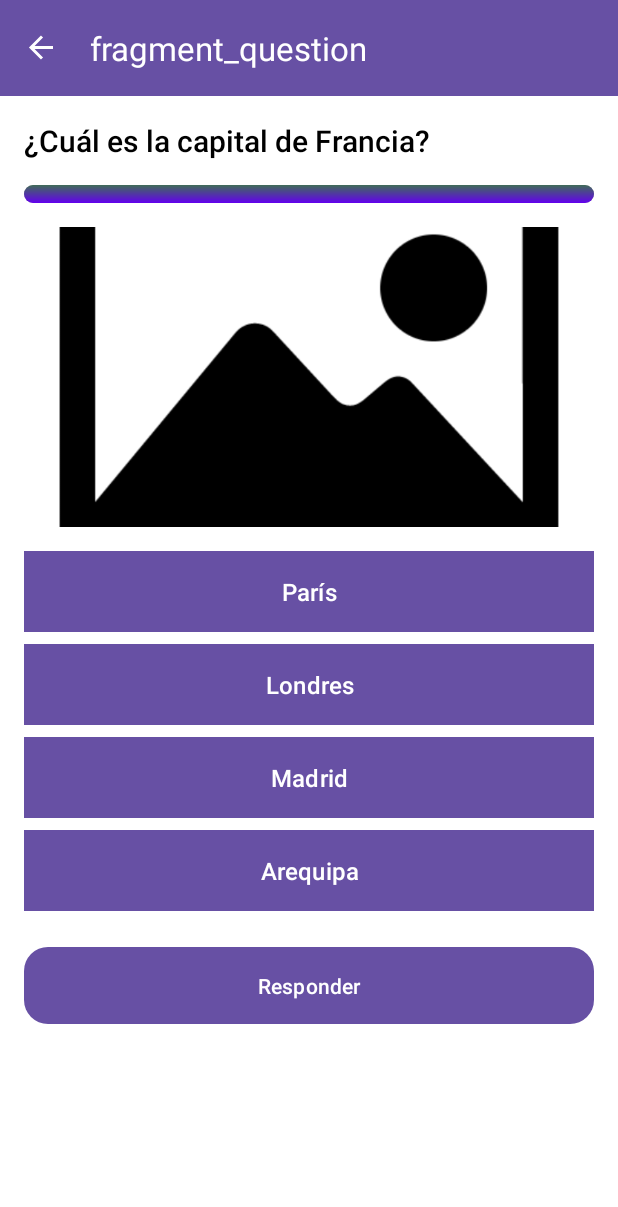
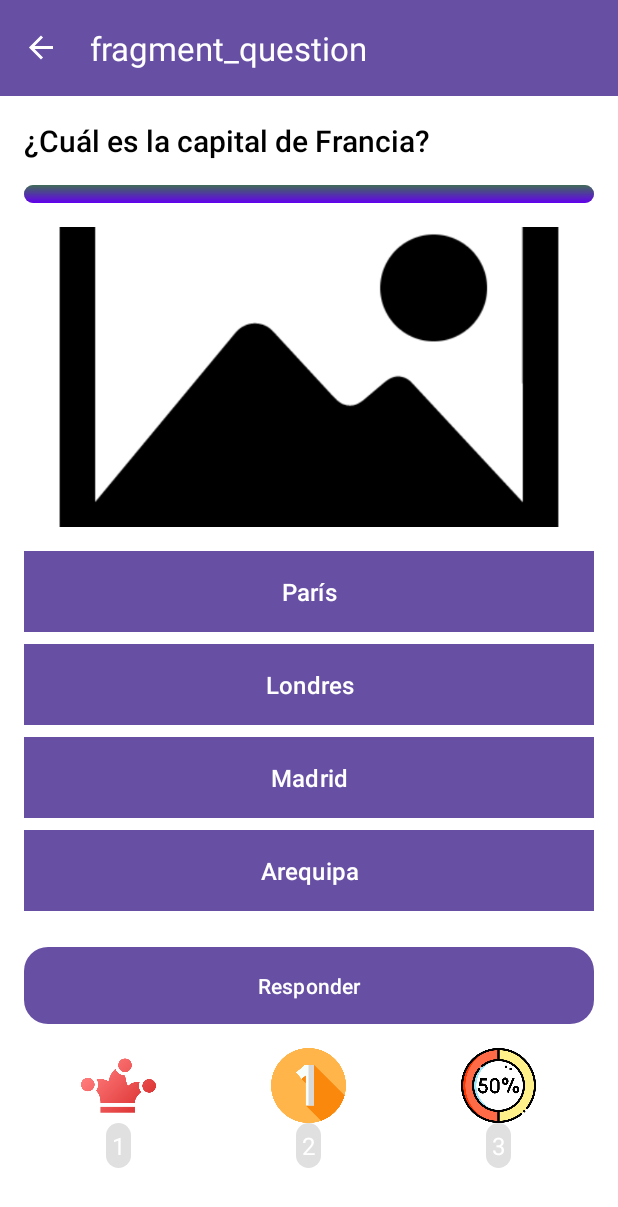
Before and after one commit to AldoVasquez07/Parcial_PPDM, an Android app: the QuestionFragment screen opened through its navigation route, on a phone screen of 412 x 824 dp. Shown: the top 1207 px of the screen. Run offline under Robolectric (Android 15) with nearby library versions, the phone set to English and light mode, and no system bars; our stand-ins replace navigation-ui.

Commit message:
Agregando comodines en la vista del cuestionario

```diff
--- a/AppGameParcial/app/src/main/res/layout/fragment_question.xml
+++ b/AppGameParcial/app/src/main/res/layout/fragment_question.xml
@@ -90,5 +90,79 @@
             android:padding="12dp"
             android:fontFamily="sans-serif-medium"/>
 
+        <LinearLayout
+            android:layout_width="match_parent"
+            android:layout_height="wrap_content"
+            android:orientation="horizontal"
+            android:layout_marginTop="16dp"
+            android:gravity="center"
+            android:weightSum="3">
+            <LinearLayout
+                android:layout_width="wrap_content"
+                android:layout_height="wrap_content"
+                android:orientation="vertical"
+                android:gravity="center"
+                android:layout_weight="1">
+                <ImageView
+                    android:layout_width="50dp"
+                    android:layout_height="50dp"
+                    android:src="@drawable/icono_comodin"
+                    android:contentDescription="Comodín 1"
+                    android:scaleType="centerCrop"/>
+                <TextView
+                    android:layout_width="wrap_content"
+                    android:layout_height="wrap_content"
+                    android:layout_marginBottom="8dp"
+                    android:background="@drawable/coin_background"
+                    android:padding="4dp"
+                    android:text="1"
+                    android:textColor="@android:color/white"
+                    android:textSize="16sp" />
+            </LinearLayout>
+            <LinearLayout
+                android:layout_width="wrap_content"
+                android:layout_height="wrap_content"
+                android:orientation="vertical"
+                android:gravity="center"
+                android:layout_weight="1">
+                <ImageView
+                    android:layout_width="50dp"
+                    android:layout_height="50dp"
+                    android:contentDescription="Comodín 2"
+                    android:scaleType="centerCrop"
+                    android:src="@drawable/icono_descartar_uno" />
+                <TextView
+                    android:layout_width="wrap_content"
+                    android:layout_height="wrap_content"
+                    android:text="2"
+                    android:textSize="16sp"
+                    android:textColor="@android:color/white"
+                    android:background="@drawable/coin_background"
+                    android:padding="4dp"
+                    android:layout_marginBottom="8dp"/>
+            </LinearLayout>
+            <LinearLayout
+                android:layout_width="wrap_content"
+                android:layout_height="wrap_content"
+                android:orientation="vertical"
+                android:gravity="center"
+                android:layout_weight="1">
+                <ImageView
+                    android:layout_width="50dp"
+                    android:layout_height="50dp"
+                    android:src="@drawable/icono_mitad"
+                    android:contentDescription="Comodín 3"
+                    android:scaleType="centerCrop"/>
+                <TextView
+                    android:layout_width="wrap_content"
+                    android:layout_height="wrap_content"
+                    android:text="3"
+                    android:textSize="16sp"
+                    android:textColor="@android:color/white"
+                    android:background="@drawable/coin_background"
+                    android:padding="4dp"
+                    android:layout_marginBottom="8dp"/>
+            </LinearLayout>
+        </LinearLayout>
     </LinearLayout>
 </ScrollView>
```
Also changed, not shown: AppGameParcial/app/src/main/res/drawable/icono_comodin.png (added), AppGameParcial/app/src/main/res/drawable/icono_descartar_uno.png (added), AppGameParcial/app/src/main/res/drawable/icono_mitad.png (added).
